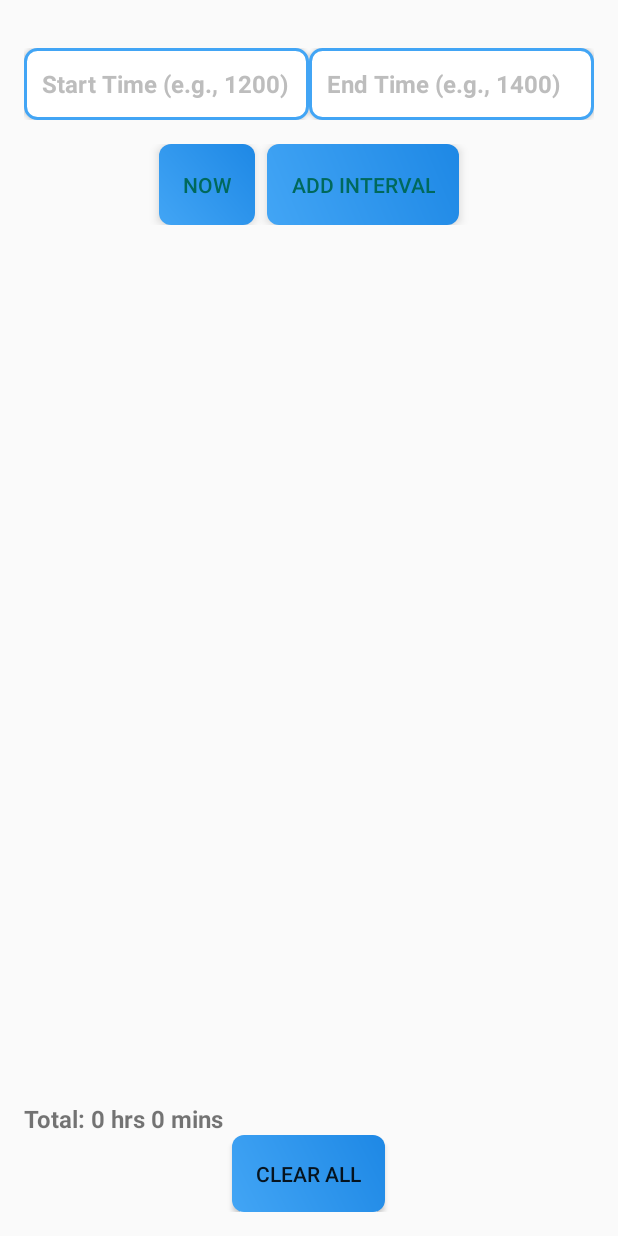
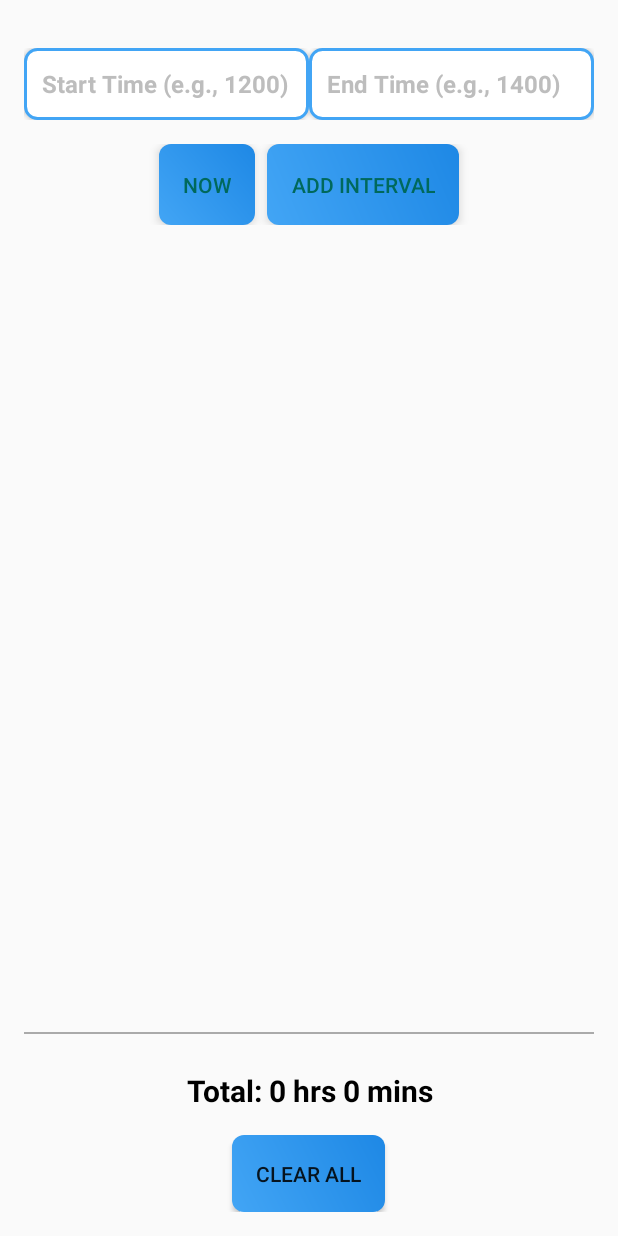
Before and after one commit to ConnorY97/TimeCalculator, an Android app built with Jetpack Compose: the screen it shows after launch (MainActivity), after a tap on "CLEAR ALL", on a phone screen of 412 x 824 dp. Run offline under Robolectric (Android 15) with nearby library versions, the phone set to English and light mode, and no system bars; 2 other taps on this screen came first.

```diff
--- a/app/src/main/java/com/example/timecalculator/MainActivity.kt
+++ b/app/src/main/java/com/example/timecalculator/MainActivity.kt
@@ -95,23 +95,12 @@ class MainActivity : ComponentActivity() {
 
         val hours = totalMinutes / 60
         val minutes = totalMinutes % 60
+        // Use the string resource with placeholders
+        val formattedTotal = getString(R.string.total_duration, hours, minutes)
+        totalDurationText.text = formattedTotal
 
-        val intervalDetails = intervals.joinToString("\n") { interval ->
-            val startTime = timeFormat.parse(interval.startTime)!!
-            val endTime = timeFormat.parse(interval.endTime)!!
-            val duration = (endTime.time - startTime.time) / (1000 * 60)
-            "${interval.startTime} - ${interval.endTime} (${duration / 60} hrs ${duration % 60} mins)"
-        }
+    }
 
-        totalDurationText.text = buildString {
-            if (intervalDetails.isNotEmpty()) {
-                append("Intervals:\n")
-                append(intervalDetails)
-                append("\n\n")
-            }
-            append("Total: $hours hrs $minutes mins")
-        }
-    }
 
     private fun showError(message: String) {
         Toast.makeText(this, message, Toast.LENGTH_SHORT).show()
--- a/app/src/main/res/layout/activity_main.xml
+++ b/app/src/main/res/layout/activity_main.xml
@@ -90,13 +90,25 @@
         android:layout_weight="1"
         android:layout_marginTop="16dp" />
 
+    <View
+        android:layout_width="match_parent"
+        android:layout_height="1dp"
+        android:background="@android:color/darker_gray"
+        android:layout_marginTop="8dp"
+        android:layout_marginBottom="8dp" />
+
     <TextView
         android:id="@+id/totalDurationText"
         android:layout_width="match_parent"
         android:layout_height="wrap_content"
-        android:layout_marginTop="16dp"
-        android:textSize="16sp"
-        android:textStyle="bold" />
+        android:text="@string/total_time"
+        android:textSize="20sp"
+        android:textStyle="bold"
+        android:textAlignment="center"
+        android:gravity="center"
+        android:padding="16dp"
+        android:textColor="@android:color/black" />
+
 
     <Button
         android:id="@+id/clearButton"
--- a/app/src/main/res/values/strings.xml
+++ b/app/src/main/res/values/strings.xml
@@ -8,6 +8,7 @@
     <string name="error_invalid_time">Invalid time format. Use 24-hour format (e.g., 0845).</string>
     <string name="error_overlapping_intervals">This interval overlaps with an existing interval.</string>
     <string name="error_select_field">Please select a field to input the current time.</string>
-    <string name="total_duration">Total</string>
+    <string name="total_duration">Total: %1$d hrs %2$d mins</string>
     <string name="intervals_label">Intervals:</string>
+    <string name="total_time">Total: 0 hrs 0 mins</string>
 </resources>
```
Also changed, not shown: app/src/main/java/com/example/timecalculator/time-calculator-adapter.kt (+9 -2 lines), 1 other file.
